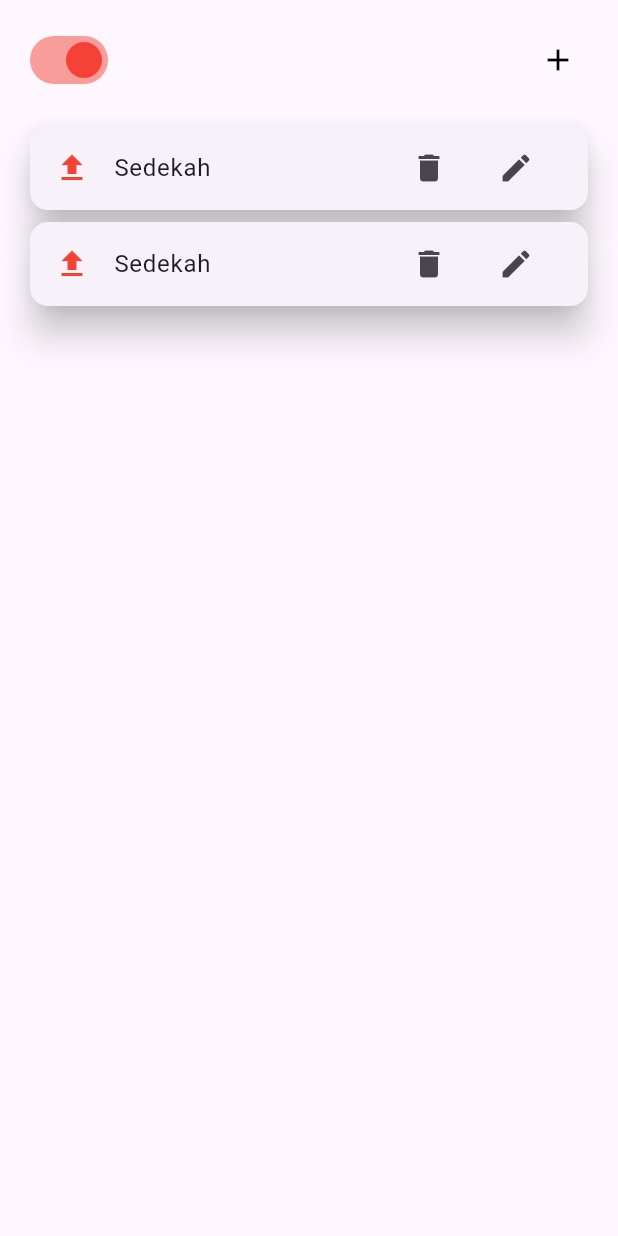
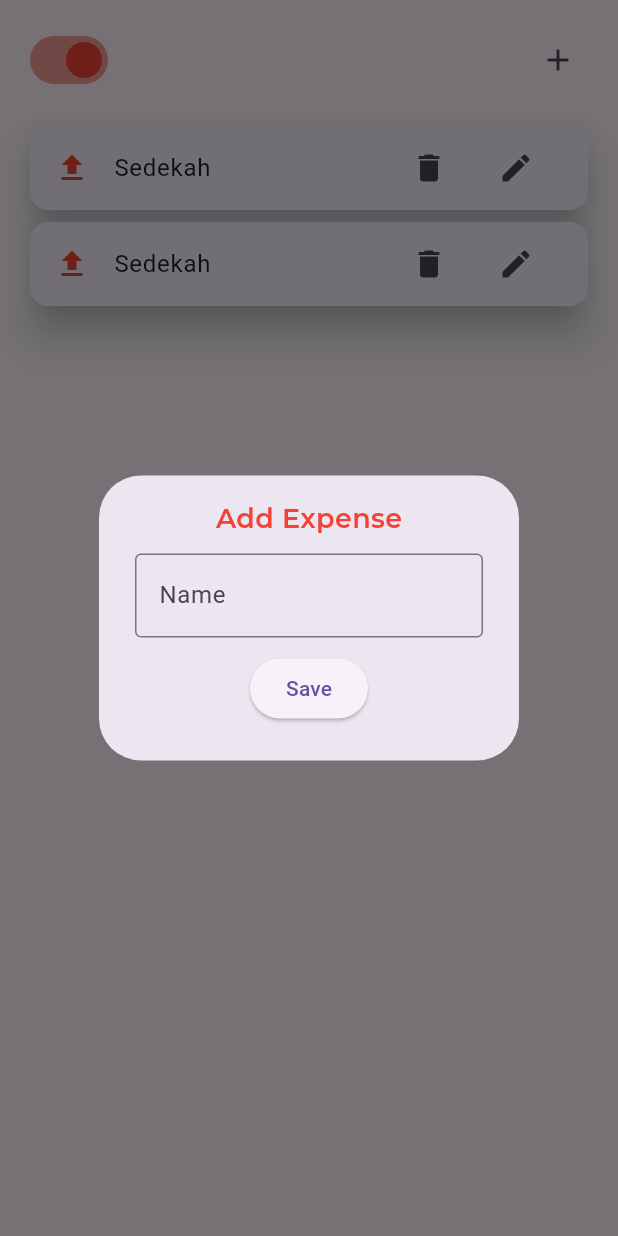
Before and after one commit to muhammadarii/uangkoo, a Flutter app: the CategoryPage widget shown alone on an empty page, opened directly, after a tap on the "add" icon, on a phone screen of 412 x 824 dp. Run offline on Flutter 3.47's test engine with Material 3 defaults, Android fonts, the light colour scheme and no system bars; our stand-ins replace google_fonts; missing offline and left inert: calendar_appbar.

Commit message:
feat: Enhance CategoryPage with dialog for adding expenses and incomes

```diff
--- a/lib/page/category_page.dart
+++ b/lib/page/category_page.dart
@@ -1,4 +1,5 @@
 import 'package:flutter/material.dart';
+import 'package:google_fonts/google_fonts.dart';
 
 class CategoryPage extends StatefulWidget {
   const CategoryPage({super.key});
@@ -9,6 +10,41 @@ class CategoryPage extends StatefulWidget {
 
 class _CategoryPageState extends State<CategoryPage> {
   bool isExpense = true;
+
+  void openDialog() {
+    showDialog(
+      context: context,
+      builder: (BuildContext context) {
+        return AlertDialog(
+          content: SingleChildScrollView(
+            child: Center(
+              child: Column(
+                children: [
+                  Text(
+                    (isExpense) ? "Add Expense" : "Add Income",
+                    style: GoogleFonts.montserrat(
+                      fontSize: 18,
+                      fontWeight: FontWeight.w600,
+                      color: (isExpense) ? Colors.red : Colors.green,
+                    ),
+                  ),
+                  SizedBox(height: 10),
+                  TextFormField(
+                    decoration: InputDecoration(
+                      border: OutlineInputBorder(),
+                      hintText: "Name",
+                    ),
+                  ),
+                  SizedBox(height: 10),
+                  ElevatedButton(onPressed: () {}, child: Text("Save")),
+                ],
+              ),
+            ),
+          ),
+        );
+      },
+    );
+  }
 
   @override
   Widget build(BuildContext context) {
@@ -32,8 +68,10 @@ class _CategoryPageState extends State<CategoryPage> {
                   activeColor: Colors.red,
                 ),
                 IconButton(
-                  onPressed: () {},
-                  icon: Icon(Icons.add, color: Colors.black),
+                  onPressed: () {
+                    openDialog();
+                  },
+                  icon: Icon(Icons.add),
                 ),
               ],
             ),
```
